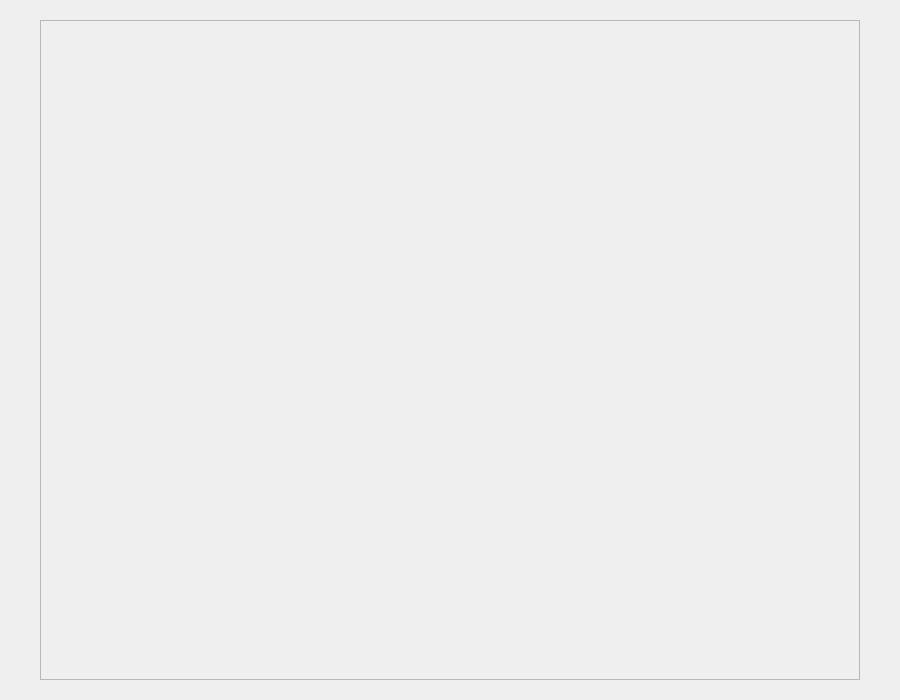
Old version of the form RMS_qt/checkout.ui in the repository dev-pratik02/RMS.
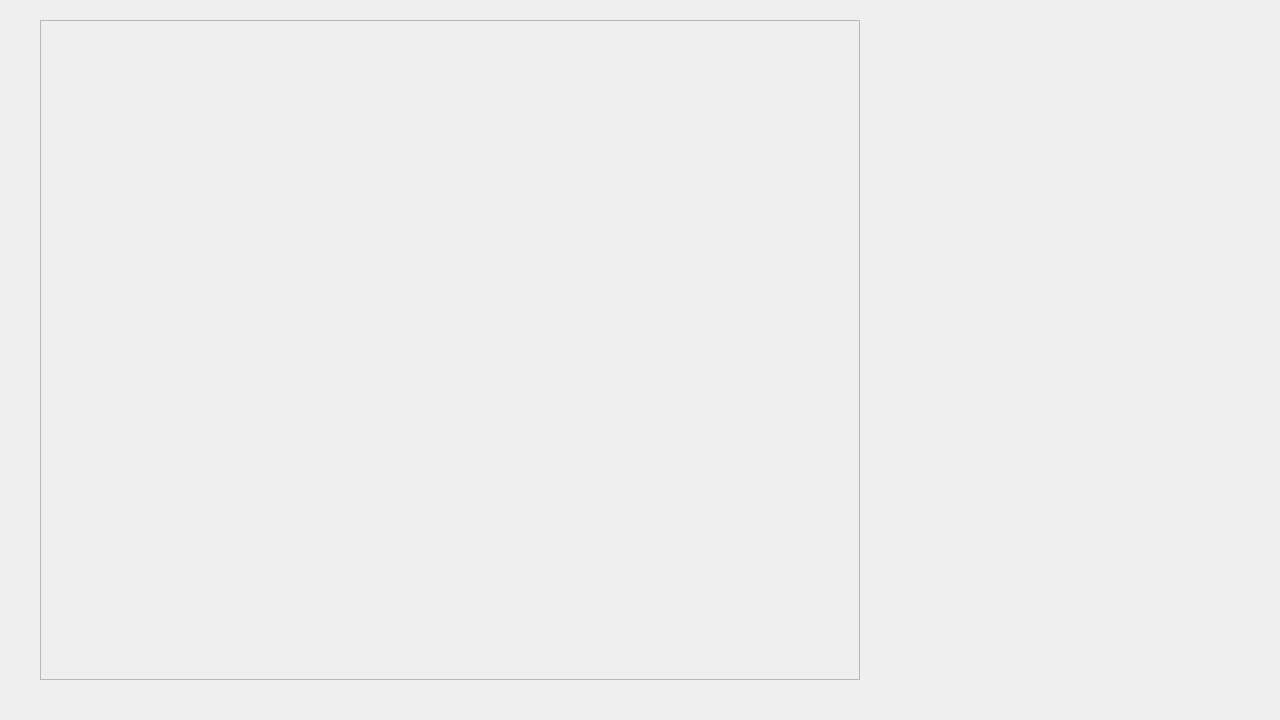
New version of the form.

```diff
--- a/RMS_qt/checkout.ui
+++ b/RMS_qt/checkout.ui
@@ -6,8 +6,8 @@
    <rect>
     <x>0</x>
     <y>0</y>
-    <width>900</width>
-    <height>700</height>
+    <width>1280</width>
+    <height>720</height>
    </rect>
   </property>
   <property name="windowTitle">
```
Left out of the diff: 4 changed lines with no effect on the pictures.
